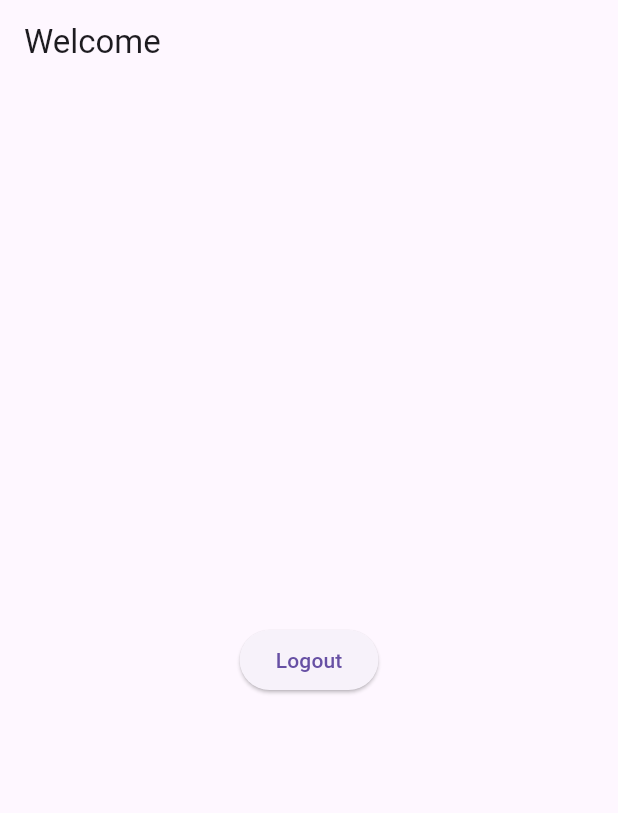
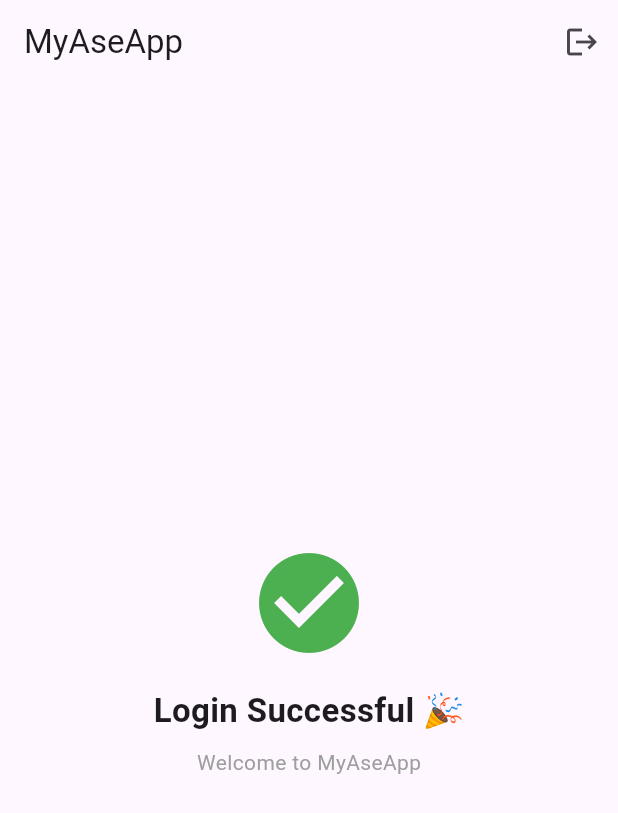
Before and after one commit to Arunkumar45678/myaseapp, a Flutter app: the HomeScreen screen opened directly, on a phone screen of 412 x 824 dp. Shown: the top 813 px of the screen. Run offline on Flutter 3.47's test engine with Material 3 defaults, Android fonts, the phone set to English and light mode, and no system bars; our stand-ins replace connectivity_plus, flutter_secure_storage; accounts and stored records are empty.

Commit message:
Enhance HomeScreen with logout and welcome message
Refactored logout functionality and updated UI elements.

```diff
--- a/lib/screens/home.dart
+++ b/lib/screens/home.dart
@@ -3,17 +3,44 @@ import '../services/session_service.dart';
 import 'login.dart';
 
 class HomeScreen extends StatelessWidget {
+  const HomeScreen({super.key});
+
+  Future<void> logout(BuildContext context) async {
+    await SessionService.logout();
+    Navigator.pushReplacement(
+      context,
+      MaterialPageRoute(builder: (_) => const LoginScreen()),
+    );
+  }
+
   @override
   Widget build(BuildContext context) {
     return Scaffold(
-      appBar: AppBar(title: Text("Welcome")),
+      appBar: AppBar(
+        title: const Text("MyAseApp"),
+        actions: [
+          IconButton(
+            icon: const Icon(Icons.logout),
+            onPressed: () => logout(context),
+          ),
+        ],
+      ),
       body: Center(
-        child: ElevatedButton(
-          onPressed: () async {
-            await SessionService.logout();
-            Navigator.pushReplacement(context, MaterialPageRoute(builder: (_) => LoginScreen()));
-          },
-          child: Text("Logout"),
+        child: Column(
+          mainAxisAlignment: MainAxisAlignment.center,
+          children: const [
+            Icon(Icons.check_circle, size: 80, color: Colors.green),
+            SizedBox(height: 16),
+            Text(
+              "Login Successful 🎉",
+              style: TextStyle(fontSize: 22, fontWeight: FontWeight.bold),
+            ),
+            SizedBox(height: 8),
+            Text(
+              "Welcome to MyAseApp",
+              style: TextStyle(color: Colors.grey),
+            ),
+          ],
         ),
       ),
     );
```
